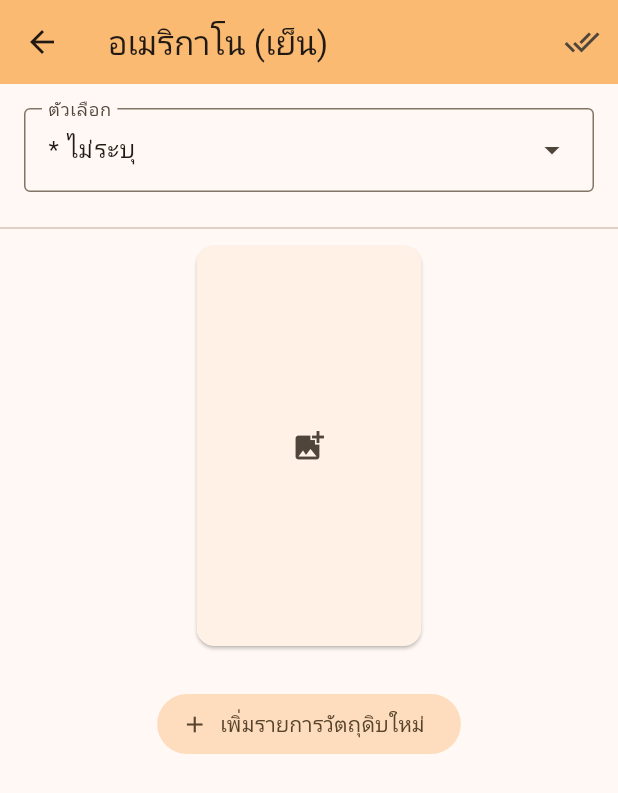
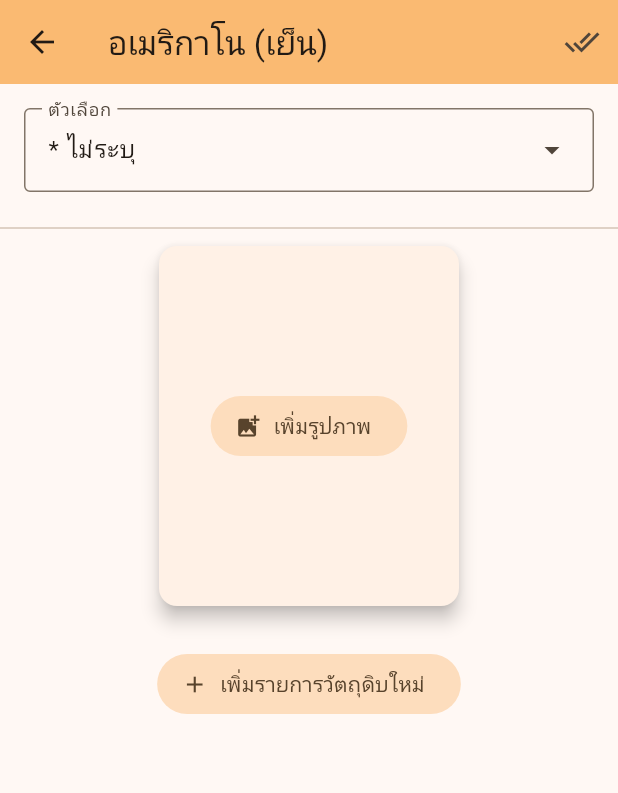
Before and after one commit to chaww/recipes_book, a Flutter app: the EditRecipeView screen opened directly, on a phone screen of 412 x 824 dp. Shown: the top 793 px of the screen. Run offline on Flutter 3.47's test engine with Material 3 defaults, Android fonts, the phone set to English and light mode, and no system bars; our stand-ins replace bloc, equatable, flutter_bloc, image_picker, rxdart, shared_preferences; accounts and stored records are empty; generated files the repository leaves out were written again.

Commit message:
add Bloc image_section in edit_recipe

```diff
--- a/lib/views/edit_recipe/bloc/edit_recipe_bloc.dart
+++ b/lib/views/edit_recipe/bloc/edit_recipe_bloc.dart
@@ -1,3 +1,5 @@
+import 'dart:developer';
+
 import 'package:bloc/bloc.dart';
 import 'package:equatable/equatable.dart';
 import 'package:recipes_api/recipes_api.dart';
@@ -11,30 +13,39 @@ class EditRecipeBloc extends Bloc<EditRecipeEvent, EditRecipeState> {
     required RecipesRepository recipesRepository,
   })  : _recipesRepository = recipesRepository,
         super(EditRecipeState()) {
-    on<OptionSelectOnChanged>(_optionSelectOnChanged);
-    on<OptionNameOnChange>(_optionNameOnChange);
-    on<IngredientAdd>(_ingredientAdd);
-    on<IngredientEdit>(_ingredientEdit);
-    on<IngredientDelete>(_ingredientDelete);
+    on<OptionSelectOnChanged>(_onOptionSelectOnChanged);
+    on<OptionNameOnChange>(_onOptionNameOnChange);
+    on<IngredientAdd>(_onIngredientAdd);
+    on<IngredientEdit>(_onIngredientEdit);
+    on<IngredientDelete>(_onIngredientDelete);
+    on<ImagePathChange>(_onImagePathChange);
   }
 
   final RecipesRepository _recipesRepository;
 
-  void _optionSelectOnChanged(
+  void _onOptionSelectOnChanged(
     OptionSelectOnChanged event,
     Emitter<EditRecipeState> emit,
   ) {
     emit(state.copyWith(optionValue: () => event.optionValue));
   }
 
-  void _optionNameOnChange(
+  void _onOptionNameOnChange(
     OptionNameOnChange event,
     Emitter<EditRecipeState> emit,
   ) {
     emit(state.copyWith(optionName: () => event.optionName));
   }
 
-  void _ingredientAdd(
+  void _onImagePathChange(
+    ImagePathChange event,
+    Emitter<EditRecipeState> emit,
+  ) {
+    log(event.path);
+    emit(state.copyWith(imagePath: () => event.path));
+  }
+
+  void _onIngredientAdd(
     IngredientAdd event,
     Emitter<EditRecipeState> emit,
   ) {
@@ -45,7 +56,7 @@ class EditRecipeBloc extends Bloc<EditRecipeEvent, EditRecipeState> {
     );
   }
 
-  void _ingredientEdit(
+  void _onIngredientEdit(
     IngredientEdit event,
     Emitter<EditRecipeState> emit,
   ) {
@@ -58,7 +69,7 @@ class EditRecipeBloc extends Bloc<EditRecipeEvent, EditRecipeState> {
     );
   }
 
-  void _ingredientDelete(
+  void _onIngredientDelete(
     IngredientDelete event,
     Emitter<EditRecipeState> emit,
   ) {
--- a/lib/views/edit_recipe/bloc/edit_recipe_event.dart
+++ b/lib/views/edit_recipe/bloc/edit_recipe_event.dart
@@ -23,6 +23,15 @@ class OptionNameOnChange extends EditRecipeEvent {
 
   @override
   List<Object> get props => [optionName];
+}
+
+class ImagePathChange extends EditRecipeEvent {
+  const ImagePathChange(this.path);
+
+  final String path;
+
+  @override
+  List<Object> get props => [path];
 }
 
 class IngredientEdit extends EditRecipeEvent {
--- a/lib/views/edit_recipe/bloc/edit_recipe_state.dart
+++ b/lib/views/edit_recipe/bloc/edit_recipe_state.dart
@@ -5,6 +5,7 @@ class EditRecipeState extends Equatable {
     this.optionSelect = const ['* ไม่ระบุ', '* เพิ่มตัวเลือกใหม่'],
     this.optionValue = '* ไม่ระบุ',
     this.optionName = '',
+    this.imagePath = '',
     this.ingredientList = const [],
   });
 
@@ -12,18 +13,22 @@ class EditRecipeState extends Equatable {
   final String optionValue;
   final String optionName;
 
+  final String imagePath;
+
   final List<Ingredient> ingredientList;
 
   EditRecipeState copyWith({
     List<String> Function()? optionSelect,
     String Function()? optionValue,
     String Function()? optionName,
+    String Function()? imagePath,
     List<Ingredient> Function()? ingredientList,
   }) {
     return EditRecipeState(
       optionSelect: optionSelect != null ? optionSelect() : this.optionSelect,
       optionValue: optionValue != null ? optionValue() : this.optionValue,
       optionName: optionName != null ? optionName() : this.optionName,
+      imagePath: imagePath != null ? imagePath() : this.imagePath,
       ingredientList:
           ingredientList != null ? ingredientList() : this.ingredientList,
     );
@@ -31,5 +36,5 @@ class EditRecipeState extends Equatable {
 
   @override
   List<Object> get props =>
-      [optionSelect, optionValue, optionName, ingredientList];
+      [optionSelect, optionValue, optionName, imagePath, ingredientList];
 }
--- a/lib/views/edit_recipe/widgets/image_section.dart
+++ b/lib/views/edit_recipe/widgets/image_section.dart
@@ -1,7 +1,38 @@
+import 'dart:developer';
+import 'dart:io';
+
 import 'package:flutter/material.dart';
+import 'package:image_picker/image_picker.dart';
+import 'package:mime/mime.dart';
 
-class ImageSection extends StatelessWidget {
+class ImageSection extends StatefulWidget {
   const ImageSection({super.key});
+
+  @override
+  State<ImageSection> createState() => _ImageSectionState();
+}
+
+class _ImageSectionState extends State<ImageSection> {
+  // const _ImageSectionState({super.key});
+
+  var path = '';
+
+  Future<void> displayPickImageDialog() async {
+    final picker = ImagePicker();
+    final image = await picker.pickImage(
+      source: ImageSource.gallery,
+      maxWidth: 1600,
+      maxHeight: 1600,
+    );
+    final mediaFileList = image == null ? null : <XFile>[image];
+    final mime = lookupMimeType(mediaFileList![0].path);
+
+    setState(() {
+      path = mediaFileList![0].path;
+    });
+
+    log(mediaFileList![0].path);
+  }
 
   @override
   Widget build(BuildContext context) {
@@ -10,13 +41,51 @@ class ImageSection extends StatelessWidget {
     return Column(
       children: [
         Card(
+          clipBehavior: Clip.antiAlias,
+          elevation: 5,
           child: SizedBox(
-            height: imageSize * 4 / 3,
-            width: imageSize * 3 / 4,
-            child: Center(
-              child: IconButton(
-                onPressed: () {},
-                icon: Icon(Icons.add_photo_alternate),
+            height: imageSize * 1.2,
+            width: imageSize * 1,
+            child: Container(
+              decoration: path != ''
+                  ? BoxDecoration(
+                      image: DecorationImage(
+                        image: FileImage(File(path)),
+                        fit: BoxFit.cover,
+                      ),
+                    )
+                  : null,
+              child: Column(
+                mainAxisAlignment: MainAxisAlignment.center,
+                crossAxisAlignment: CrossAxisAlignment.center,
+                children: [
+                  // if (path != '')
+                  //   FilledButton.tonalIcon(
+                  //     onPressed: () async {
+                  //       // await displayPickImageDialog();
+                  //     },
+                  //     icon: Icon(Icons.remove_red_eye_outlined),
+                  //     label: Text('ดูรูปภาพ'),
+                  //   ),
+                  FilledButton.tonalIcon(
+                    onPressed: () async {
+                      await displayPickImageDialog();
+                    },
+                    icon: Icon(
+                        path == '' ? Icons.add_photo_alternate : Icons.photo),
+                    label: Text(path == '' ? 'เพิ่มรูปภาพ' : 'เปลี่ยนรูปภาพ'),
+                  ),
+                  if (path != '')
+                    FilledButton.tonalIcon(
+                      onPressed: () {
+                        setState(() {
+                          path = '';
+                        });
+                      },
+                      icon: Icon(Icons.delete_forever),
+                      label: Text('ลบรูปภาพ'),
+                    ),
+                ],
               ),
             ),
           ),
```
